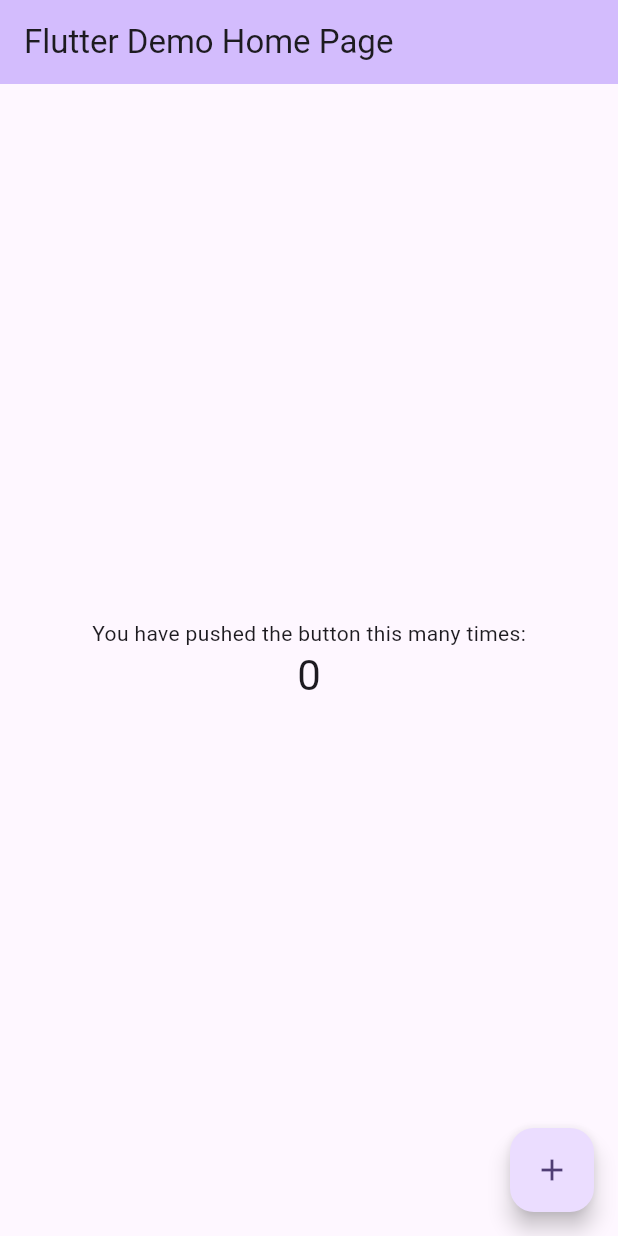
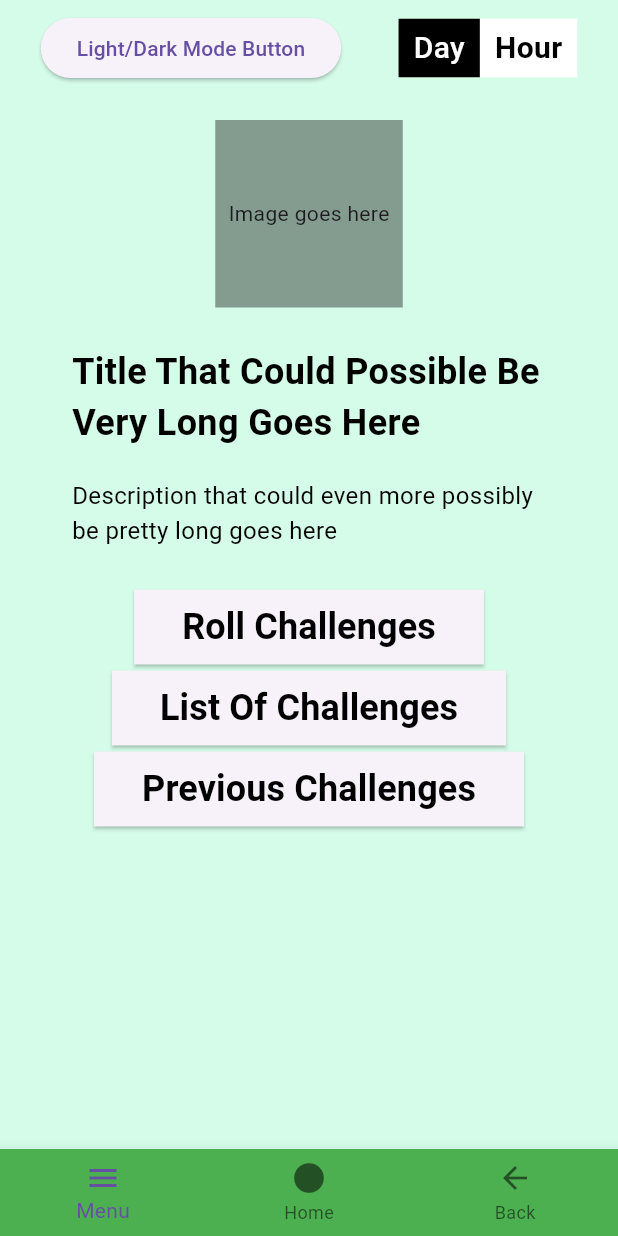
Before and after one commit to Sabagan/EcoQuest, a Flutter app: the screen it shows after launch, on a phone screen of 412 x 824 dp. Run offline on Flutter 3.47's test engine with Material 3 defaults, Android fonts, the phone set to English and light mode, and no system bars.

Commit message:
added pages folder and a main page, also modifed main.dart

```diff
--- a/lib/main.dart
+++ b/lib/main.dart
@@ -1,7 +1,8 @@
+import 'package:ecoquest/pages/main_page.dart';
 import 'package:flutter/material.dart';
 
 void main() {
-  runApp(const MyApp());
+  runApp(MyApp());
 }
 
 class MyApp extends StatelessWidget {
@@ -11,115 +12,14 @@
   @override
   Widget build(BuildContext context) {
     return MaterialApp(
-      title: 'Flutter Demo',
       theme: ThemeData(
-        // This is the theme of your application.
-        //
-        // TRY THIS: Try running your application with "flutter run". You'll see
-        // the application has a purple toolbar. Then, without quitting the app,
-        // try changing the seedColor in the colorScheme below to Colors.green
-        // and then invoke "hot reload" (save your changes or press the "hot
-        // reload" button in a Flutter-supported IDE, or press "r" if you used
-        // the command line to start the app).
-        //
-        // Notice that the counter didn't reset back to zero; the application
-        // state is not lost during the reload. To reset the state, use hot
-        // restart instead.
-        //
-        // This works for code too, not just values: Most code changes can be
-        // tested with just a hot reload.
-        colorScheme: ColorScheme.fromSeed(seedColor: Colors.deepPurple),
-        useMaterial3: true,
+        scaffoldBackgroundColor: Colors.green,
+        brightness: Brightness.light
       ),
-      home: const MyHomePage(title: 'Flutter Demo Home Page'),
+      initialRoute: '/',
+      routes: {
+        '/' : (build) => MainPage()
+      }
     );
   }
 }
-
-class MyHomePage extends StatefulWidget {
-  const MyHomePage({super.key, required this.title});
-
-  // This widget is the home page of your application. It is stateful, meaning
-  // that it has a State object (defined below) that contains fields that affect
-  // how it looks.
-
-  // This class is the configuration for the state. It holds the values (in this
-  // case the title) provided by the parent (in this case the App widget) and
-  // used by the build method of the State. Fields in a Widget subclass are
-  // always marked "final".
-
-  final String title;
-
-  @override
-  State<MyHomePage> createState() => _MyHomePageState();
-}
-
-class _MyHomePageState extends State<MyHomePage> {
-  int _counter = 0;
-
-  void _incrementCounter() {
-    setState(() {
-      // This call to setState tells the Flutter framework that something has
-      // changed in this State, which causes it to rerun the build method below
-      // so that the display can reflect the updated values. If we changed
-      // _counter without calling setState(), then the build method would not be
-      // called again, and so nothing would appear to happen.
-      _counter++;
-    });
-  }
-
-  @override
-  Widget build(BuildContext context) {
-    // This method is rerun every time setState is called, for instance as done
-    // by the _incrementCounter method above.
-    //
-    // The Flutter framework has been optimized to make rerunning build methods
-    // fast, so that you can just rebuild anything that needs updating rather
-    // than having to individually change instances of widgets.
-    return Scaffold(
-      appBar: AppBar(
-        // TRY THIS: Try changing the color here to a specific color (to
-        // Colors.amber, perhaps?) and trigger a hot reload to see the AppBar
-        // change color while the other colors stay the same.
-        backgroundColor: Theme.of(context).colorScheme.inversePrimary,
-        // Here we take the value from the MyHomePage object that was created by
-        // the App.build method, and use it to set our appbar title.
-        title: Text(widget.title),
-      ),
-      body: Center(
-        // Center is a layout widget. It takes a single child and positions it
-        // in the middle of the parent.
-        child: Column(
-          // Column is also a layout widget. It takes a list of children and
-          // arranges them vertically. By default, it sizes itself to fit its
-          // children horizontally, and tries to be as tall as its parent.
-          //
-          // Column has various properties to control how it sizes itself and
-          // how it positions its children. Here we use mainAxisAlignment to
-          // center the children vertically; the main axis here is the vertical
-          // axis because Columns are vertical (the cross axis would be
-          // horizontal).
-          //
-          // TRY THIS: Invoke "debug painting" (choose the "Toggle Debug Paint"
-          // action in the IDE, or press "p" in the console), to see the
-          // wireframe for each widget.
-          mainAxisAlignment: MainAxisAlignment.center,
-          children: <Widget>[
-            const Text(
-              'You have pushed the button this many times:',
-            ),
-            Text(
-              '$_counter',
-              style: Theme.of(context).textTheme.headlineMedium,
-            ),
-          ],
-        ),
-      ),
-      floatingActionButton: FloatingActionButton(
-        onPressed: _incrementCounter,
-        tooltip: 'Increment',
-        child: const Icon(Icons.add),
-      ), // This trailing comma makes auto-formatting nicer for build methods.
-    );
-  }
-}
--- /dev/null
+++ b/lib/pages/main_page.dart
@@ -0,0 +1,113 @@
+import 'package:flutter/material.dart';
+
+class MainPage extends StatelessWidget {
+  const MainPage({super.key});
+
+  @override
+  Widget build(BuildContext context) {
+    return Scaffold(
+      backgroundColor: const Color.fromARGB(255, 213, 252, 233),
+      bottomNavigationBar: BottomNavigationBar(
+        backgroundColor: Colors.green,
+        items: [
+          BottomNavigationBarItem(icon: Icon(Icons.menu), label: "Menu"),
+          BottomNavigationBarItem(icon: Icon(Icons.circle), label: "Home"),
+          BottomNavigationBarItem(icon: Icon(Icons.arrow_back), label: "Back")
+        ],
+      ),
+      body: Padding(
+        padding: const EdgeInsets.all(8.0),
+        child: Column(
+          children: [
+            Row(
+              mainAxisAlignment: MainAxisAlignment.spaceAround,
+              children: [
+                ElevatedButton(
+                  onPressed: () => print("Toggle light/dark mode"),
+                  child: Text("Light/Dark Mode Button")
+                ),
+                Row(
+                  children: [
+                    Container(
+                      padding: EdgeInsets.symmetric(horizontal: 10, vertical: 5),
+                      color: Colors.black,
+                      child: Text("Day", style: TextStyle(color: Colors.white, fontSize: 20, fontWeight: FontWeight.w500),),
+                    ),
+                    Container(
+                      padding: EdgeInsets.symmetric(horizontal: 10, vertical: 5),
+                      color: Colors.white,
+                      child: Text("Hour", style: TextStyle(color: Colors.black, fontSize: 20, fontWeight: FontWeight.bold),),
+                    )
+                  ],
+                )
+              ],
+            ),
+            SizedBox(height: 24,),
+            Container(
+              height: 125,
+              width: 125,
+              color: Colors.black38,
+              child: Align(alignment: Alignment.center, child: Text("Image goes here")),
+            ),
+            SizedBox(height: 24,),
+            Padding(
+              padding: const EdgeInsets.symmetric(vertical: 2, horizontal: 40),
+              child: Align(
+                alignment: Alignment.centerLeft,
+                child: Text("Title That Could Possible Be Very Long Goes Here", style: TextStyle(color: Colors.black, fontSize: 24, fontWeight: FontWeight.bold),),
+              ),
+            ),
+            SizedBox(height: 16,),
+            Padding(
+              padding: const EdgeInsets.symmetric(vertical: 2, horizontal: 40),
+              child: Align(
+                alignment: Alignment.centerLeft,
+                child: Text("Description that could even more possibly be pretty long goes here", style: TextStyle(color: Colors.black, fontSize: 16, fontWeight: FontWeight.normal),),
+              ),
+            ),
+            SizedBox(height: 24,),
+            Padding(
+              padding: const EdgeInsets.symmetric(vertical: 2, horizontal: 40),
+              child: ElevatedButton(
+                style: ElevatedButton.styleFrom(
+                  shape: RoundedRectangleBorder()
+                ),
+                onPressed: () => print("Roll challenges"),
+                child: Padding(
+                  padding: const EdgeInsets.all(8.0),
+                  child: Text("Roll Challenges", style: TextStyle(color: Colors.black, fontSize: 24, fontWeight: FontWeight.bold),),
+                ),
+              )
+            ),
+            Padding(
+              padding: const EdgeInsets.symmetric(vertical: 2, horizontal: 40),
+              child: ElevatedButton(
+                style: ElevatedButton.styleFrom(
+                  shape: RoundedRectangleBorder()
+                ),
+                onPressed: () => print("List Of Challenges"),
+                child: Padding(
+                  padding: const EdgeInsets.all(8.0),
+                  child: Text("List Of Challenges", style: TextStyle(color: Colors.black, fontSize: 24, fontWeight: FontWeight.bold),),
+                ),
+              )
+            ),
+            Padding(
+              padding: const EdgeInsets.symmetric(vertical: 2, horizontal: 40),
+              child: ElevatedButton(
+                style: ElevatedButton.styleFrom(
+                  shape: RoundedRectangleBorder()
+                ),
+                onPressed: () => print("Previous Challenges"),
+                child: Padding(
+                  padding: const EdgeInsets.all(8.0),
+                  child: Text("Previous Challenges", style: TextStyle(color: Colors.black, fontSize: 24, fontWeight: FontWeight.bold),),
+                ),
+              )
+            ),
+          ],
+        ),
+      ),
+    );
+  }
+}
```
